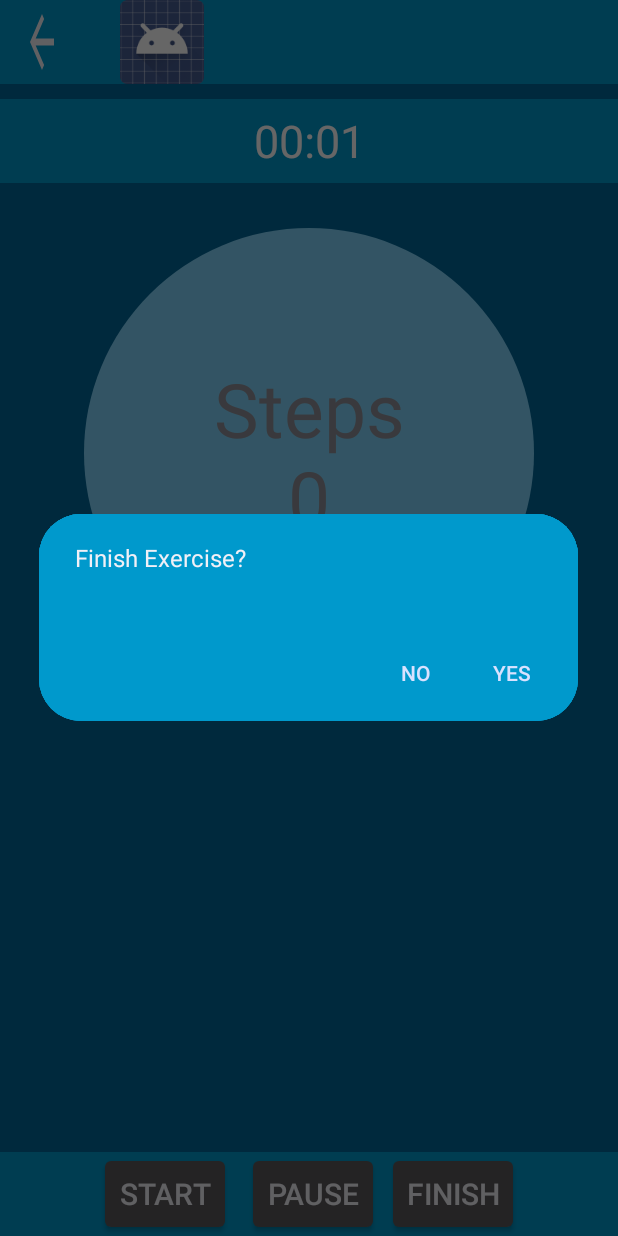
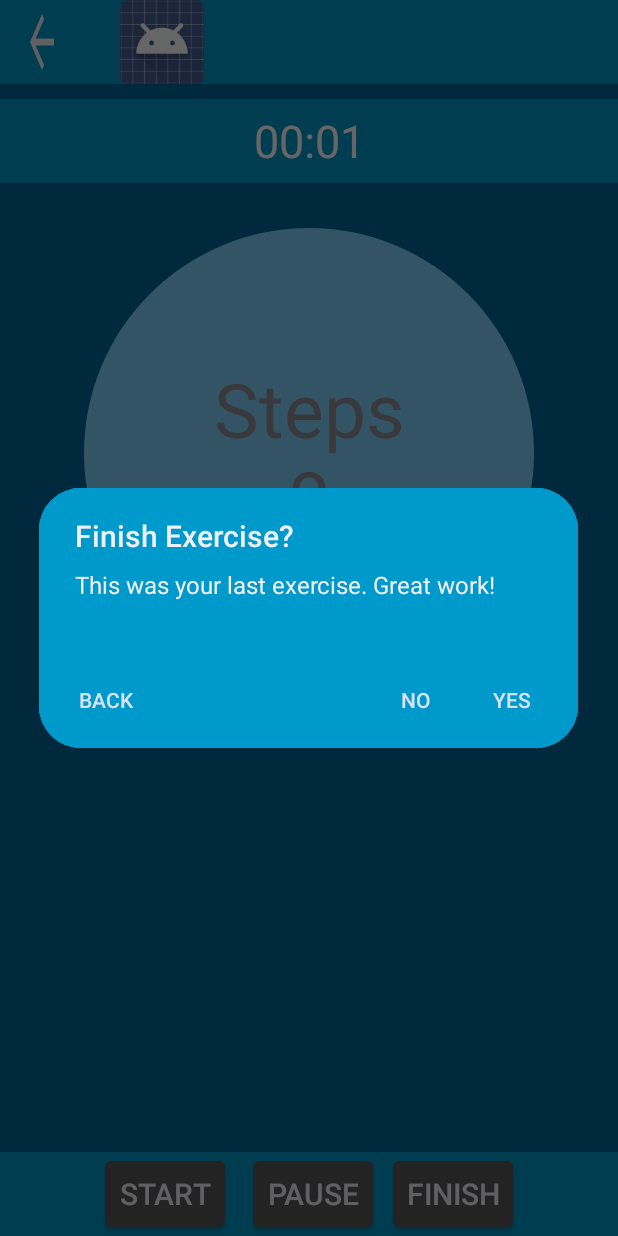
Before and after one commit to gavlaaaaaaaa/Gymify-for-Android, an Android app: the CardioActivity screen opened directly, with no data from a screen before it, after a tap on "FINISH", on a phone screen of 412 x 824 dp. Run offline under Robolectric (Android 15) with nearby library versions, the phone set to English and light mode, and no system bars; 7 statements that could not run were skipped; 2 other taps on this screen came first.

Commit message:
Add back button and next exercise to Finish Dialog + go to next exercise on completion

```diff
--- a/gymify/src/main/java/com/gav/gymify/CardioActivity.java
+++ b/gymify/src/main/java/com/gav/gymify/CardioActivity.java
@@ -5,6 +5,7 @@ import android.animation.ObjectAnimator;
 import android.app.AlertDialog;
 import android.content.Context;
 import android.content.DialogInterface;
+import android.content.Intent;
 import android.hardware.Sensor;
 import android.hardware.SensorEvent;
 import android.hardware.SensorEventListener;
@@ -59,9 +60,41 @@ public class CardioActivity extends Activity implements SensorEventListener, Vie
         mSensorManager = (SensorManager) getSystemService(Context.SENSOR_SERVICE);
         mStepDetectorSensor = mSensorManager.getDefaultSensor(Sensor.TYPE_STEP_DETECTOR);
 
+        //get a db instance and obtain the current and next exercise
+        db = new DatabaseHelper(getApplicationContext());
+        exercise_id = getIntent().getIntExtra("exercise_id", 0);
+        int id = getIntent().getIntExtra("next_exercise_id", -1);
+        //make sure there is a next exercise - otherwise set it to null
+        if(id >=0){
+            next_exercise = db.getExercise(getIntent().getIntExtra("next_exercise_id", -1));
+        }
+        else{
+            next_exercise = null;
+        }
+        currExercise = db.getExercise(exercise_id);
+
+        //set page title to match current exercise name
+        this.getActionBar().setTitle(currExercise.getName());
+
         finishDialogBuilder = new AlertDialog.Builder(this);
-        finishDialogBuilder.setMessage("Finish Exercise?");
+
+        finishDialogBuilder.setTitle("Finish Exercise?");
+        if(next_exercise == null){
+            finishDialogBuilder.setMessage("This was your last exercise. Great work!");
+        }
+        else{
+            //TODO: add previous exercise info here
+            finishDialogBuilder.setMessage("Next Exercise is: " + next_exercise.getName());
+        }
         finishDialogBuilder.setCancelable(true);
+        finishDialogBuilder.setNeutralButton("Back", new DialogInterface.OnClickListener() {
+            @Override
+            public void onClick(DialogInterface dialog, int which) {
+                CardioActivity.super.onBackPressed();
+                CardioActivity.this.overridePendingTransition(R.anim.slide_in_left, android.R.anim.fade_out);
+
+            }
+        });
 
         finishDialogBuilder.setPositiveButton(
                 "Yes",
@@ -69,8 +102,7 @@ public class CardioActivity extends Activity implements SensorEventListener, Vie
                     public void onClick(DialogInterface dialog, int id) {
                         //TODO: store results here
                         dialog.cancel();
-                        CardioActivity.super.onBackPressed();
-                        CardioActivity.this.overridePendingTransition(R.anim.slide_in_left, android.R.anim.fade_out);
+                        end();
                     }
                 });
 
@@ -90,21 +122,7 @@ public class CardioActivity extends Activity implements SensorEventListener, Vie
         growAnimY.setDuration(900);
         scaleCircle.play(growAnimX).with(growAnimY);
 
-        //get a db instance and obtain the current and next exercise
-        db = new DatabaseHelper(getApplicationContext());
-        exercise_id = getIntent().getIntExtra("exercise_id", 0);
-        int id = getIntent().getIntExtra("next_exercise_id", -1);
-        //make sure there is a next exercise - otherwise set it to null
-        if(id >=0){
-            next_exercise = db.getExercise(getIntent().getIntExtra("next_exercise_id", -1));
-        }
-        else{
-            next_exercise = null;
-        }
-        currExercise = db.getExercise(exercise_id);
 
-        //set page title to match current exercise name
-        this.getActionBar().setTitle(currExercise.getName());
 
     }
 
@@ -184,4 +202,10 @@ public class CardioActivity extends Activity implements SensorEventListener, Vie
     public void onBackPressed(){
         finishDialog.show();
     }
+
+    public void end(){
+        Intent returnIntent = new Intent();
+        setResult(Activity.RESULT_OK, returnIntent);
+        finish();
+    }
 }
```
Also changed, not shown: 7 other files.
